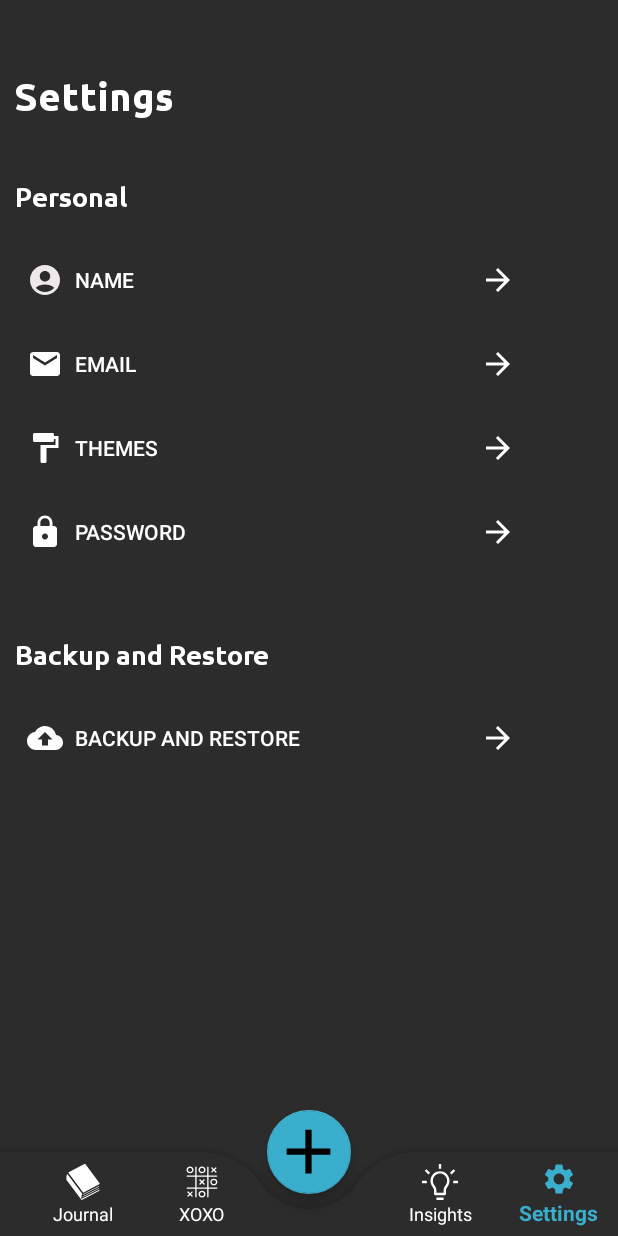
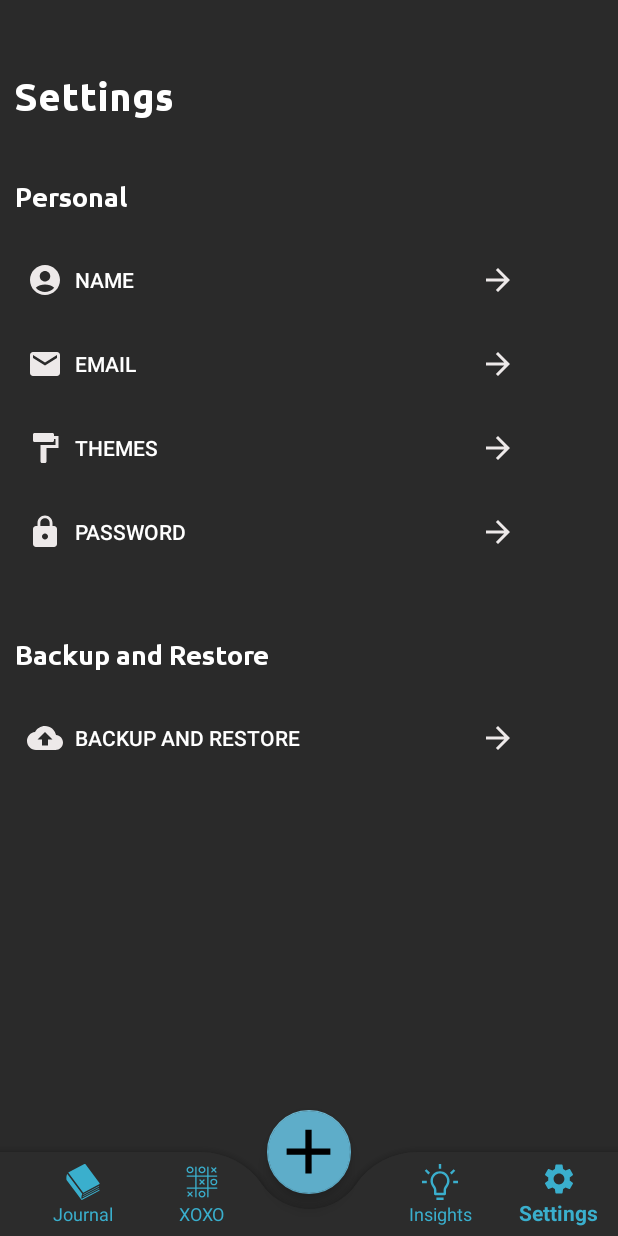
Before and after one commit to Topitops69/TicTacJournal_Official, an Android app: the Home screen opened directly, with no data from a screen before it, item 5 of the bottom bar chosen, on a phone screen of 412 x 824 dp. Run offline under Robolectric (Android 15) with nearby library versions, the phone set to English and light mode, and no system bars; our stand-ins replace Room's generated code, sdp/ssp sizes; libraries missing offline, so code that uses them is left out: com.makeramen.roundedimageview.

Commit message:
Add theme settings

```diff
--- a/app/src/main/java/com/example/tictacjournalofficial/activities/Theme.java
+++ b/app/src/main/java/com/example/tictacjournalofficial/activities/Theme.java
@@ -39,7 +39,7 @@ public class Theme extends AppCompatActivity {
         btnContinue = findViewById(R.id.btnContinue);
 
         sharedPreferences = getSharedPreferences("MODE", Context.MODE_PRIVATE);
-        nightMODE = sharedPreferences.getBoolean("night", false);
+        nightMODE = sharedPreferences.getBoolean("night", true);
 
         btnLight.setOnClickListener(v -> {
             AppCompatDelegate.setDefaultNightMode(AppCompatDelegate.MODE_NIGHT_NO);
--- a/app/src/main/res/drawable/ic_backup.xml
+++ b/app/src/main/res/drawable/ic_backup.xml
@@ -1,5 +1,5 @@
 <vector android:autoMirrored="true" android:height="24dp"
-    android:tint="#FFFEFE" android:viewportHeight="24"
+    android:tint="#FFEDE9E9" android:viewportHeight="24"
     android:viewportWidth="24" android:width="24dp" xmlns:android="http://schemas.android.com/apk/res/android">
     <path android:fillColor="@android:color/white" android:pathData="M19.35,10.04C18.67,6.59 15.64,4 12,4 9.11,4 6.6,5.64 5.35,8.04 2.34,8.36 0,10.91 0,14c0,3.31 2.69,6 6,6h13c2.76,0 5,-2.24 5,-5 0,-2.64 -2.05,-4.78 -4.65,-4.96zM14,13v4h-4v-4H7l5,-5 5,5h-3z"/>
 </vector>
--- a/app/src/main/res/drawable/ic_email.xml
+++ b/app/src/main/res/drawable/ic_email.xml
@@ -1,5 +1,5 @@
 <vector android:autoMirrored="true" android:height="24dp"
-    android:tint="#FFFEFE" android:viewportHeight="24"
+    android:tint="#FFEDE9E9" android:viewportHeight="24"
     android:viewportWidth="24" android:width="24dp" xmlns:android="http://schemas.android.com/apk/res/android">
     <path android:fillColor="@android:color/white" android:pathData="M20,4L4,4c-1.1,0 -1.99,0.9 -1.99,2L2,18c0,1.1 0.9,2 2,2h16c1.1,0 2,-0.9 2,-2L22,6c0,-1.1 -0.9,-2 -2,-2zM20,8l-8,5 -8,-5L4,6l8,5 8,-5v2z"/>
 </vector>
--- a/app/src/main/res/drawable/ic_forward.xml
+++ b/app/src/main/res/drawable/ic_forward.xml
@@ -1,5 +1,5 @@
 <vector android:autoMirrored="true" android:height="24dp"
-    android:tint="#FFFEFE" android:viewportHeight="24"
+    android:tint="#FFEDE9E9" android:viewportHeight="24"
     android:viewportWidth="24" android:width="24dp" xmlns:android="http://schemas.android.com/apk/res/android">
     <path android:fillColor="@android:color/white" android:pathData="M12,4l-1.41,1.41L16.17,11H4v2h12.17l-5.58,5.59L12,20l8,-8z"/>
 </vector>
--- a/app/src/main/res/drawable/ic_lock.xml
+++ b/app/src/main/res/drawable/ic_lock.xml
@@ -1,5 +1,5 @@
 <vector android:autoMirrored="true" android:height="24dp"
-    android:tint="#FFFEFE" android:viewportHeight="24"
+    android:tint="#FFEDE9E9" android:viewportHeight="24"
     android:viewportWidth="24" android:width="24dp" xmlns:android="http://schemas.android.com/apk/res/android">
     <path android:fillColor="@android:color/white" android:pathData="M18,8h-1L17,6c0,-2.76 -2.24,-5 -5,-5S7,3.24 7,6v2L6,8c-1.1,0 -2,0.9 -2,2v10c0,1.1 0.9,2 2,2h12c1.1,0 2,-0.9 2,-2L20,10c0,-1.1 -0.9,-2 -2,-2zM12,17c-1.1,0 -2,-0.9 -2,-2s0.9,-2 2,-2 2,0.9 2,2 -0.9,2 -2,2zM15.1,8L8.9,8L8.9,6c0,-1.71 1.39,-3.1 3.1,-3.1 1.71,0 3.1,1.39 3.1,3.1v2z"/>
 </vector>
--- a/app/src/main/res/drawable/ic_theme.xml
+++ b/app/src/main/res/drawable/ic_theme.xml
@@ -1,5 +1,5 @@
 <vector android:autoMirrored="true" android:height="24dp"
-    android:tint="#FFFEFE" android:viewportHeight="24"
+    android:tint="#FFEDE9E9" android:viewportHeight="24"
     android:viewportWidth="24" android:width="24dp" xmlns:android="http://schemas.android.com/apk/res/android">
     <path android:fillColor="@android:color/white" android:pathData="M18,4V3c0,-0.55 -0.45,-1 -1,-1H5c-0.55,0 -1,0.45 -1,1v4c0,0.55 0.45,1 1,1h12c0.55,0 1,-0.45 1,-1V6h1v4H9v11c0,0.55 0.45,1 1,1h2c0.55,0 1,-0.45 1,-1v-9h8V4h-3z"/>
 </vector>
--- a/app/src/main/res/layout/activity_home.xml
+++ b/app/src/main/res/layout/activity_home.xml
@@ -20,7 +20,7 @@
         android:layout_height="wrap_content"
         android:layout_gravity="bottom"
 
-        app:backgroundTint="#2C2C2C"
+        style="@style/HOME"
 
         app:fabCradleRoundedCornerRadius="50dp"
         app:fabCradleMargin="10dp"
@@ -34,8 +34,7 @@
             app:menu="@menu/bottom_nav_menu"
             android:background="@android:color/transparent"
             app:labelVisibilityMode="labeled"
-            app:itemIconTint="@color/botom_item_background"
-            app:itemTextColor="@color/botom_item_background"
+            style="@style/ICON"
 
             />
     </com.google.android.material.bottomappbar.BottomAppBar>
@@ -47,7 +46,7 @@
         android:id="@+id/imageAddNoteMain"
         android:layout_width="wrap_content"
         android:layout_height="wrap_content"
-        app:backgroundTint="#3AAFCD"
+        style="@style/PLUS"
         android:src="@drawable/add"
         app:layout_anchor="@id/bottomAppBar"
         app:maxImageSize="50dp"
--- a/app/src/main/res/layout/activity_main.xml
+++ b/app/src/main/res/layout/activity_main.xml
@@ -4,7 +4,7 @@
     xmlns:tools="http://schemas.android.com/tools"
     android:layout_width="match_parent"
     android:layout_height="match_parent"
-    style="@style/SCREEN"
+    android:background="#2C2C2C"
     tools:context=".activities.MainActivity">
 
     <Button
@@ -16,7 +16,8 @@
         android:layout_marginEnd="53dp"
         android:layout_marginBottom="33dp"
 
-        style="@style/BUTTON"
+        android:background="@drawable/roundstyle"
+        android:textColor="#FFF"
         android:text="Get Started"
         android:textSize="25sp"
         android:textStyle="bold"
@@ -34,7 +35,7 @@
         android:layout_marginBottom="89dp"
         android:background="#00FFFFFF"
         android:text="Log in and Restore"
-        style="@style/TEXT"
+        android:textColor="#FFF"
         android:textSize="20sp"
         app:layout_constraintBottom_toBottomOf="parent"
         app:layout_constraintEnd_toEndOf="parent"
--- a/app/src/main/res/layout/activity_welcome.xml
+++ b/app/src/main/res/layout/activity_welcome.xml
@@ -5,7 +5,6 @@
     android:layout_width="match_parent"
     android:layout_height="match_parent"
     style="@style/SCREEN"
-    android:background="#2c2c2c"
     android:foregroundTint="#FFFFFF"
     tools:context=".activities.Welcome">
 
@@ -13,6 +12,7 @@
         android:layout_width="match_parent"
         android:layout_height="500dp"
         android:orientation="vertical"
+        style="@style/SCREEN"
         app:layout_constraintStart_toStartOf="parent"
         app:layout_constraintTop_toTopOf="parent">
 
@@ -29,7 +29,6 @@
             android:layout_marginBottom="20dp"
             android:fontFamily="sans-serif"
             android:text="@string/what_s_your_name"
-            android:textColor="#FFFF"
             android:textSize="20sp"
             android:textStyle="bold"
 
@@ -44,6 +43,7 @@
             android:backgroundTint="#FFF"
             android:drawableStart="@drawable/baseline_account_circle_24"
             android:ems="10"
+            style="@style/TEXT"
             android:hint="Enter your name"
             android:inputType="textPersonName"
             android:text=""
@@ -83,7 +83,7 @@
 
 
 
-    <!--  style="@style/SCREEN"-->
+<!--      style="@style/SCREEN"-->
 
 
 </androidx.constraintlayout.widget.ConstraintLayout>
--- a/app/src/main/res/layout/fragment_settings.xml
+++ b/app/src/main/res/layout/fragment_settings.xml
@@ -4,7 +4,7 @@
     xmlns:tools="http://schemas.android.com/tools"
     android:layout_width="match_parent"
     android:layout_height="match_parent"
-    android:background="#2c2c2c"
+    style="@style/SCREEN"
     tools:context=".fragments.SettingsFragment"
 
     >
@@ -20,7 +20,7 @@
         android:includeFontPadding="false"
 
         android:text="Settings"
-        android:textColor="#FFFF"
+        style="@style/SETTINGS"
         android:textSize="@dimen/_20sdp"
         app:layout_constraintStart_toStartOf="parent"
         app:layout_constraintTop_toTopOf="parent" />
@@ -44,7 +44,7 @@
             android:fontFamily="@font/ubuntu_bold"
             android:includeFontPadding="false"
             android:text="Personal"
-            android:textColor="#FFFF"
+            style="@style/TEXT"
 
             android:textSize="@dimen/_14sdp"
             tools:layout_editor_absoluateX="0dp"
@@ -64,7 +64,7 @@
             android:paddingEnd="8dp"
             android:text="Name"
             android:textAlignment="viewStart"
-            android:textColor="#FFF"
+            style="@style/SETTINGS"
 
             />
 
@@ -82,7 +82,7 @@
             android:paddingEnd="8dp"
             android:text="Email"
             android:textAlignment="viewStart"
-            android:textColor="#FFF" />
+            style="@style/SETTINGS" />
 
         <Button
             android:id="@+id/btnTheme"
@@ -98,7 +98,7 @@
             android:paddingEnd="8dp"
             android:text="Themes"
             android:textAlignment="viewStart"
-            android:textColor="#FFF" />
+            style="@style/SETTINGS" />
 
         <Button
             android:id="@+id/btnPassword"
@@ -114,7 +114,7 @@
             android:paddingEnd="8dp"
             android:text="Password"
             android:textAlignment="viewStart"
-            android:textColor="#FFF" />
+            style="@style/SETTINGS" />
 
         <TextView
             android:id="@+id/textBackup"
@@ -124,7 +124,7 @@
             android:fontFamily="@font/ubuntu_bold"
             android:includeFontPadding="false"
             android:text="Backup and Restore"
-            android:textColor="#FFFF"
+            style="@style/SETTINGS"
 
             android:textSize="@dimen/_14sdp"
             tools:layout_editor_absoluateX="0dp"
@@ -145,7 +145,7 @@
             android:paddingEnd="8dp"
             android:text="Backup and Restore"
             android:textAlignment="viewStart"
-            android:textColor="#FFF" />
+            style="@style/SETTINGS" />
 
 
     </LinearLayout>
--- a/app/src/main/res/values-night/themes.xml
+++ b/app/src/main/res/values-night/themes.xml
@@ -49,4 +49,23 @@
         <item name="android:background">#FFF</item>
         <item name="android:textColor">#FFF</item>
     </style>
+
+    <style name="PLUS">
+        <item name="backgroundTint">#5EADC9</item>
+        <item name="tint">#000</item>
+    </style>
+
+    <style name="HOME">
+        <item name="backgroundTint">#2C2C2C</item>
+    </style>
+
+    <style name="ICON">
+        <item name="itemIconTint">#3AAFCD</item>
+        <item name="itemTextColor">#3AAFCD</item>
+    </style>
+
+    <style name="SETTINGS">
+        <item name="android:textColor">#FFF</item>
+        <item name="android:tint">#FFF</item>
+    </style>
 </resources>
--- a/app/src/main/res/values/themes.xml
+++ b/app/src/main/res/values/themes.xml
@@ -68,7 +68,22 @@
     </style>
 
     <style name="PLUS">
+        <item name="backgroundTint">#E07BA5</item>
+        <item name="tint">#FFF</item>
+    </style>
 
+    <style name="HOME">
+        <item name="backgroundTint">#FFF</item>
+    </style>
+
+    <style name="ICON">
+        <item name="itemIconTint">#E07BA5</item>
+        <item name="itemTextColor">#E07BA5</item>
+    </style>
+
+    <style name="SETTINGS">
+        <item name="android:textColor">#000</item>
+        <item name="android:tint">#000</item>
     </style>
 
 </resources>
```
